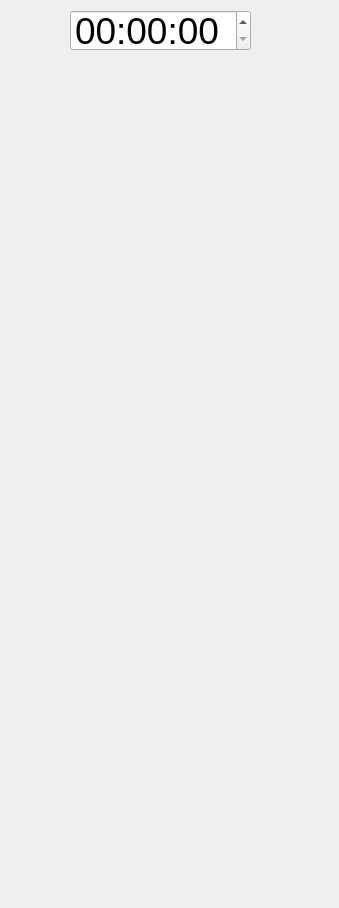
The window that ui_files/stopwatch.ui (RINAY112/not_clock) describes before a commit, drawn with Qt 5.
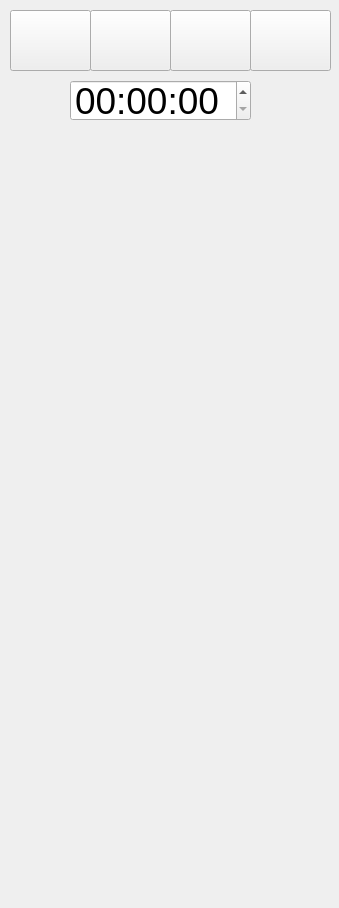
The same window after the commit.

```diff
--- a/ui_files/stopwatch.ui
+++ b/ui_files/stopwatch.ui
@@ -17,7 +17,7 @@
    <property name="geometry">
     <rect>
      <x>70</x>
-     <y>10</y>
+     <y>80</y>
      <width>181</width>
      <height>41</height>
     </rect>
@@ -48,6 +48,58 @@
     <string>HH:mm:ss</string>
    </property>
   </widget>
+  <widget class="QPushButton" name="open_clock">
+   <property name="geometry">
+    <rect>
+     <x>10</x>
+     <y>10</y>
+     <width>81</width>
+     <height>61</height>
+    </rect>
+   </property>
+   <property name="text">
+    <string/>
+   </property>
+  </widget>
+  <widget class="QPushButton" name="open_alarm_clock">
+   <property name="geometry">
+    <rect>
+     <x>90</x>
+     <y>10</y>
+     <width>81</width>
+     <height>61</height>
+    </rect>
+   </property>
+   <property name="text">
+    <string/>
+   </property>
+  </widget>
+  <widget class="QPushButton" name="open_timer">
+   <property name="geometry">
+    <rect>
+     <x>170</x>
+     <y>10</y>
+     <width>81</width>
+     <height>61</height>
+    </rect>
+   </property>
+   <property name="text">
+    <string/>
+   </property>
+  </widget>
+  <widget class="QPushButton" name="open_stopwatch">
+   <property name="geometry">
+    <rect>
+     <x>250</x>
+     <y>10</y>
+     <width>81</width>
+     <height>61</height>
+    </rect>
+   </property>
+   <property name="text">
+    <string/>
+   </property>
+  </widget>
  </widget>
  <resources/>
  <connections/>
```
